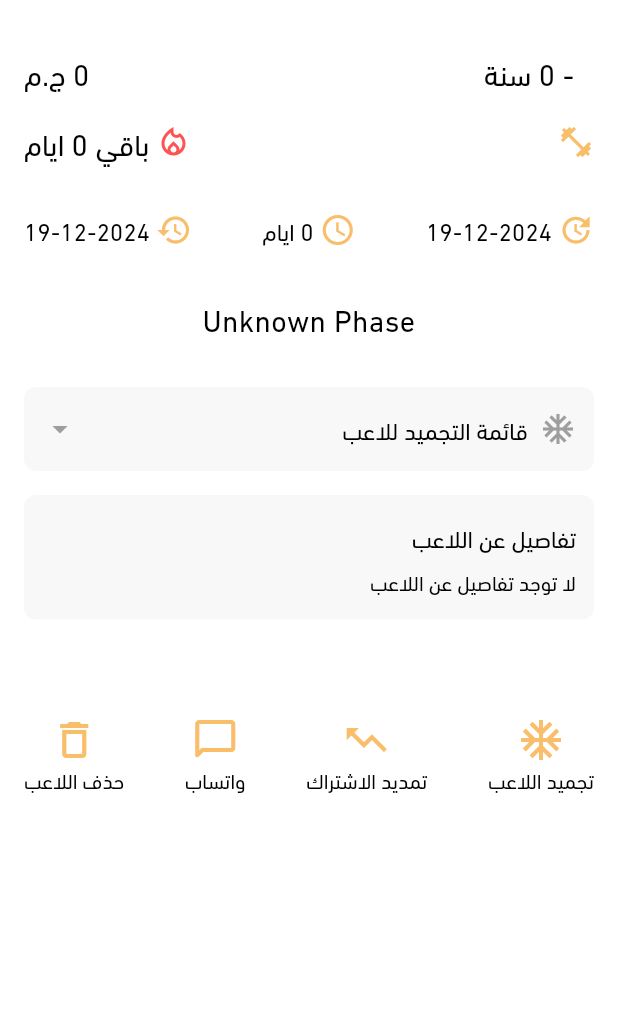
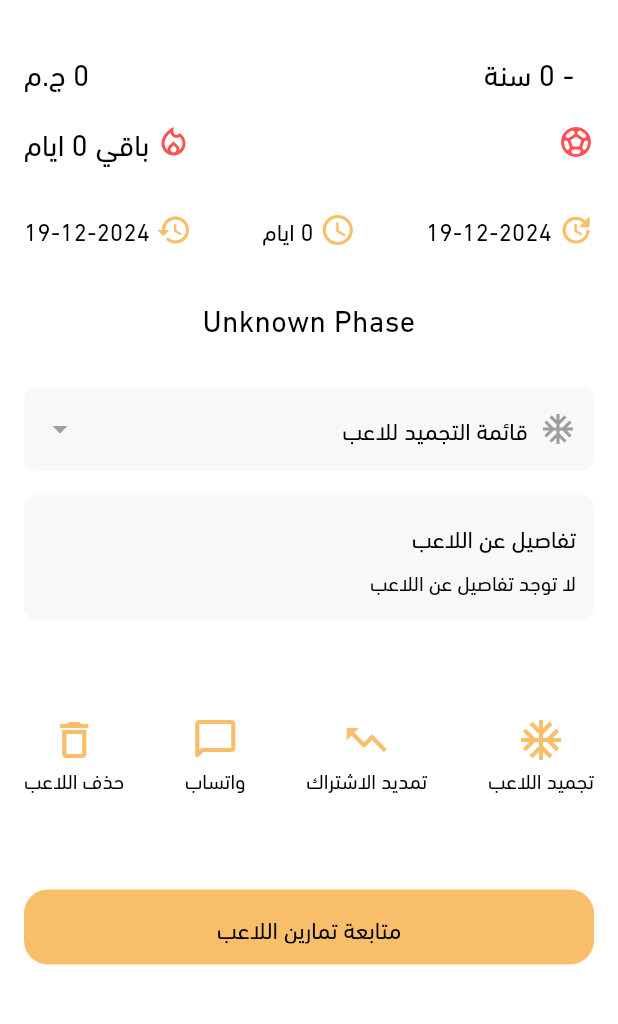
Before and after one commit to KhaledHAnter/tps-desktop-mobile-, a Flutter app: the PlayerDetailsScreen screen opened directly with empty values, on a phone screen of 412 x 824 dp, the part 63-1087 px from its top. Run offline on Flutter 3.47's test engine with Material 3 defaults, Android fonts, the phone set to English and light mode, and no system bars; our stand-ins replace bloc, cloud_firestore, firebase_core, flutter_bloc, flutter_svg, freezed_annotation and 6 more; missing offline and left inert: excel; accounts and stored records are empty.

Commit message:
- add a screen that shows player exercises. - add a history to each exercies.

```diff
--- a/lib/core/routing/app_router.dart
+++ b/lib/core/routing/app_router.dart
@@ -7,6 +7,7 @@ import 'package:tps/features/player_details/logic/fetch_single_player_cubit/fetc
 import 'package:tps/features/player_details/logic/freeze_player_cubit/freeze_player_cubit.dart';
 import 'package:tps/features/player_details/logic/player_details_cubit/player_details_cubit.dart';
 import 'package:tps/features/player_details/ui/views/player_details_screen.dart';
+import 'package:tps/features/player_exercises/ui/views/player_exercises_screen.dart';
 import '../di/dependency_injection.dart';
 import 'routes.dart';
 import '../../features/home/logic/category_cubit/category_cubit.dart';
@@ -58,6 +59,10 @@ class AppRouter {
           ),
         );
 
+      case Routes.palyerExercisesScreen:
+        return MaterialPageRoute(
+          builder: (_) => const PlayerExercisesScreen(),
+        );
       default:
         return MaterialPageRoute(
             builder: (_) => Scaffold(
--- a/lib/core/routing/routes.dart
+++ b/lib/core/routing/routes.dart
@@ -1,5 +1,6 @@
 class Routes {
-  static const String localAuthScreen = '/localAuthScreen';
-  static const String homeScreen = '/';
+  static const String localAuthScreen = '/';
+  static const String homeScreen = '/homeScreen';
   static const String palyerDetailsScreen = '/palyerDetailsScreen';
+  static const String palyerExercisesScreen = '/palyerExercisesScreen';
 }
--- a/lib/features/home/logic/add_player_cubit/add_player_cubit.dart
+++ b/lib/features/home/logic/add_player_cubit/add_player_cubit.dart
@@ -46,10 +46,6 @@ class AddPlayerCubit extends Cubit<AddPlayerState> {
         freeze: null, // Optional: Add FreezeModel if needed
       );
 
-      log(
-        "Player: $player , phone: ${player.phone}, name: ${player.name}, sport: ${player.sport}, phase: ${player.phase}, phone: ${player.phone}, money: ${player.money}, duration: ${player.subsDuration}, description: ${player.description}",
-      );
-
       emit(const AddPlayerState.loading());
       final response = await addPlayerRepo.savePlayer(player);
 
--- a/lib/features/player_details/ui/views/player_details_screen.dart
+++ b/lib/features/player_details/ui/views/player_details_screen.dart
@@ -1,6 +1,10 @@
 import 'package:flutter/material.dart';
 import 'package:flutter_bloc/flutter_bloc.dart';
 import 'package:gap/gap.dart';
+import 'package:tps/core/helpers/extentions.dart';
+import 'package:tps/core/routing/routes.dart';
+import 'package:tps/core/theming/styles.dart';
+import 'package:tps/core/widgets/app_text_button.dart';
 import 'package:tps/features/home/data/models/player_model.dart';
 import 'package:tps/features/player_details/logic/freeze_player_cubit/freeze_player_cubit.dart';
 import 'package:tps/features/player_details/ui/widgets/delete_player_bloc_listener.dart';
@@ -14,6 +18,7 @@ import 'package:tps/features/player_details/ui/widgets/player_description.dart';
 import 'package:tps/features/player_details/ui/widgets/player_period.dart';
 import 'package:tps/features/player_details/ui/widgets/player_phase.dart';
 import 'package:tps/features/player_details/ui/widgets/sport_and_remaining.dart';
+import 'package:tps/generated/l10n.dart';
 
 import '../../../../core/di/dependency_injection.dart';
 
@@ -59,6 +64,13 @@ class PlayerDetailsScreen extends StatelessWidget {
                   player: player,
                 ),
                 const Gap(64),
+                AppTextButton(
+                    text: S.of(context).exercises_button,
+                    textStyle: Styles.font16medium,
+                    onPressed: () {
+                      context.pushNamed(Routes.palyerExercisesScreen);
+                    }),
+                const Gap(64),
                 const FetchSinglePlayerBlocListener(),
                 const DeletePlayerBlocListener(),
                 FreezePlayerBlocListener(documentId: player.phone),
--- a/lib/features/player_details/ui/widgets/freeze_list.dart
+++ b/lib/features/player_details/ui/widgets/freeze_list.dart
@@ -23,7 +23,13 @@ class _FreezeListState extends State<FreezeList> {
   bool _isExpanded = false;
   @override
   Widget build(BuildContext context) {
-    return AnimatedContainer(
+    return GestureDetector(
+      onTap: () {
+        setState(() {
+          _isExpanded = !_isExpanded;
+        });
+      },
+      child: AnimatedContainer(
         duration: const Duration(milliseconds: 300),
         curve: Curves.easeInOut,
         width: double.infinity,
@@ -35,13 +41,7 @@ class _FreezeListState extends State<FreezeList> {
         child: Column(
           children: [
             FreezePlayerBlocListener(documentId: widget.playerId),
-          GestureDetector(
-            onTap: () {
-              setState(() {
-                _isExpanded = !_isExpanded;
-              });
-            },
-            child: Row(
+            Row(
               children: <Widget>[
                 Icon(
                   Icons.ac_unit,
@@ -59,7 +59,6 @@ class _FreezeListState extends State<FreezeList> {
                       widget.freezes.isEmpty ? Colors.grey : Colors.blueAccent,
                 ),
               ],
-            ),
             ),
             if (_isExpanded)
               Column(
@@ -88,6 +87,7 @@ class _FreezeListState extends State<FreezeList> {
               )
           ],
         ),
+      ),
     );
   }
 }
--- a/lib/features/player_details/ui/widgets/sport_and_remaining.dart
+++ b/lib/features/player_details/ui/widgets/sport_and_remaining.dart
@@ -17,8 +17,8 @@ class SportAndRemaining extends StatelessWidget {
     return Row(
       children: [
         const Icon(
-          Icons.fitness_center,
-          color: ColorsManager.mainBage,
+          Icons.sports_soccer_outlined,
+          color: Colors.redAccent,
         ),
         const Gap(4),
         Text(player.sport, style: Styles.font20bold),
--- a/lib/l10n/intl_ar.arb
+++ b/lib/l10n/intl_ar.arb
@@ -60,7 +60,9 @@
     "add_days" : "تمديد الاشتراك",
     "freeze_reason" : "سبب التجميد",
     "freeze_freeze" : "تجميد اللاعب",
-    "freeze_days" : "عدد الايام التي تم تجميدها"
+    "freeze_days" : "عدد الايام التي تم تجميدها",
+    "exercises_button" : "متابعة تمارين اللاعب",
+    "exercises_headers" : "تمارين اللاعب"
 
 
 }
--- a/lib/l10n/intl_en.arb
+++ b/lib/l10n/intl_en.arb
@@ -51,7 +51,11 @@
      "freeze_freeze" : "تجميد اللاعب",
     "freeze_days" : "عدد الايام التي تم تجميدها",
     "actions_freeze_delete_confirm" : "تأكيد حذف عملية التجميد",
-    "actions_freeze_delete_desc" : "هل تريد حذف عملية التجميد؟"
+    "actions_freeze_delete_desc" : "هل تريد حذف عملية التجميد؟",
+    "exercises_button" : "متابعة تمارين اللاعب",
+    "exercises_headers" : "تمارين اللاعب"
+
+
 
 
 }
--- a/lib/tps.dart
+++ b/lib/tps.dart
@@ -27,7 +27,7 @@ class Tps extends StatelessWidget {
         scaffoldBackgroundColor: Colors.white,
         fontFamily: "DIN Next LT Arabic",
       ),
-      initialRoute: Routes.homeScreen,
+      initialRoute: Routes.localAuthScreen,
       onGenerateRoute: appRouter.generateRoute,
     );
   }
```
Also changed, not shown: lib/features/player_exercises/ui/views/player_exercises_screen.dart (added, +38 -0 lines), lib/features/player_exercises/ui/widgets/exercises_header.dart (added, +45 -0 lines), lib/features/player_exercises/ui/widgets/exercises_item_container.dart (added, +173 -0 lines), lib/main.dart (+10 -9 lines), lib/generated/intl/messages_ar.dart, lib/generated/intl/messages_en.dart, lib/generated/l10n.dart. Lines whose indentation alone changed are shown as unchanged.
